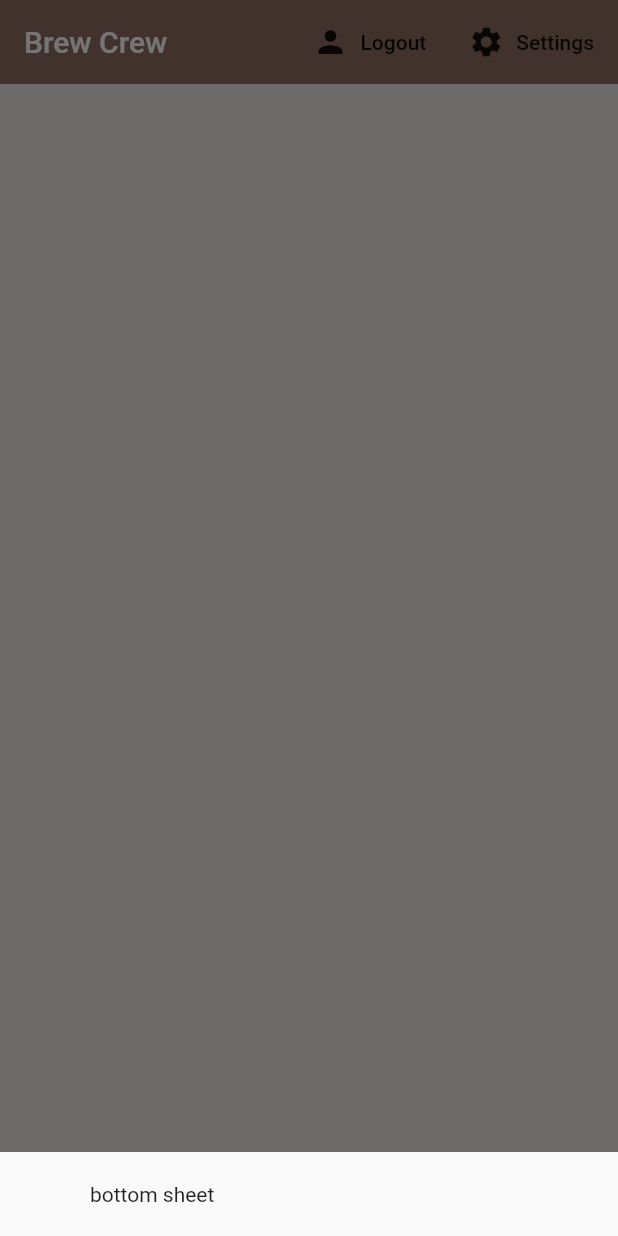
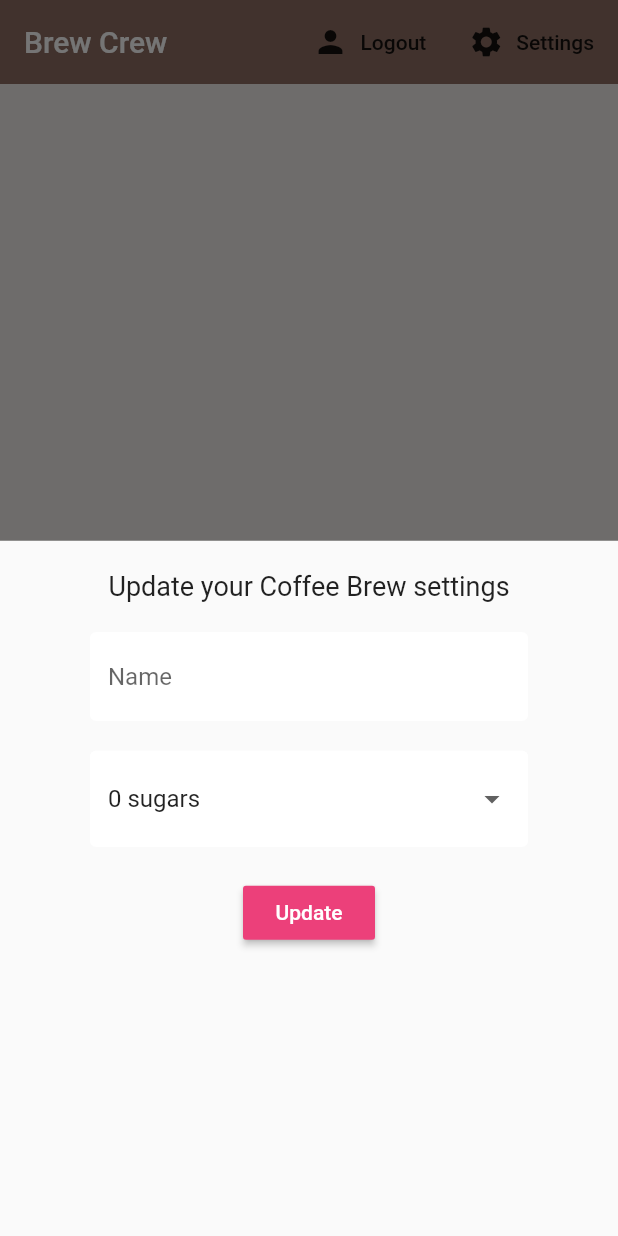
Before and after one commit to anower52/Flutter-firebase, a Flutter app: the screen it shows once a user with an empty profile is signed in, after a tap on "Settings", on a phone screen of 412 x 824 dp. Run offline on Flutter 3.47's test engine with Material 2 defaults, Android fonts, the phone set to English and light mode, and no system bars; our stand-ins replace cloud_firestore, firebase_auth, firebase_core, flutter_spinkit; accounts and stored records are empty.

Commit message:
drop down for sugar level

```diff
--- a/lib/screens/home/home.dart
+++ b/lib/screens/home/home.dart
@@ -1,5 +1,6 @@
 import 'package:brew_crew/models/brew.dart';
 import 'package:brew_crew/screens/home/brew_list.dart';
+import 'package:brew_crew/screens/home/settings_form.dart';
 import 'package:brew_crew/services/auth.dart';
 import 'package:cloud_firestore/cloud_firestore.dart';
 import 'package:flutter/material.dart';
@@ -17,7 +18,7 @@ class Home extends StatelessWidget {
           builder: (context) {
             return Container(
               padding: EdgeInsets.symmetric(vertical: 20.0, horizontal: 60.0),
-              child: Text('bottom sheet'),
+              child: SettingsForm(),
             );
           });
     }
--- /dev/null
+++ b/lib/screens/home/settings_form.dart
@@ -0,0 +1,80 @@
+import 'package:flutter/material.dart';
+import 'package:brew_crew/shared/constants.dart';
+
+class SettingsForm extends StatefulWidget {
+  @override
+  _SettingsFormState createState() => _SettingsFormState();
+}
+
+class _SettingsFormState extends State<SettingsForm> {
+  final _formKey = GlobalKey<FormState>();
+  final List<String> sugars = ['0', '1', '2', '3', '4'];
+
+  //form values
+  String _currentName;
+  String _currentSugars;
+  String _currentStrength;
+
+  @override
+  Widget build(BuildContext context) {
+    return Form(
+      key: _formKey,
+      child: Column(
+        children: [
+          Text(
+            'Update your Coffee Brew settings',
+            style: TextStyle(fontSize: 18.0),
+          ),
+          SizedBox(
+            height: 20.0,
+          ),
+          TextFormField(
+            validator: (val) => val.isEmpty ? 'Please enter a name' : null,
+            onChanged: (val) {
+              setState(() {
+                _currentName = val;
+              });
+            },
+            decoration: textInputDecoration.copyWith(hintText: ('Name')),
+          ),
+          SizedBox(
+            height: 20.0,
+          ),
+          //dropdown
+          DropdownButtonFormField(
+            decoration: textInputDecoration,
+            value: _currentSugars ?? '0',
+            items: sugars.map((sugar) {
+              return DropdownMenuItem(
+                child: Text('$sugar sugars'),
+                value: sugar,
+              );
+            }).toList(),
+            onChanged: (val) {
+              setState(() {
+                _currentSugars = val;
+              });
+            },
+          ),
+
+          SizedBox(
+            height: 20.0,
+          ),
+          //slider
+          RaisedButton(
+            color: Colors.pink[400],
+            child: Text(
+              'Update',
+              style: TextStyle(color: Colors.white),
+            ),
+            onPressed: () async {
+              print(_currentName);
+              print(_currentSugars);
+              print(_currentStrength);
+            },
+          )
+        ],
+      ),
+    );
+  }
+}
```
